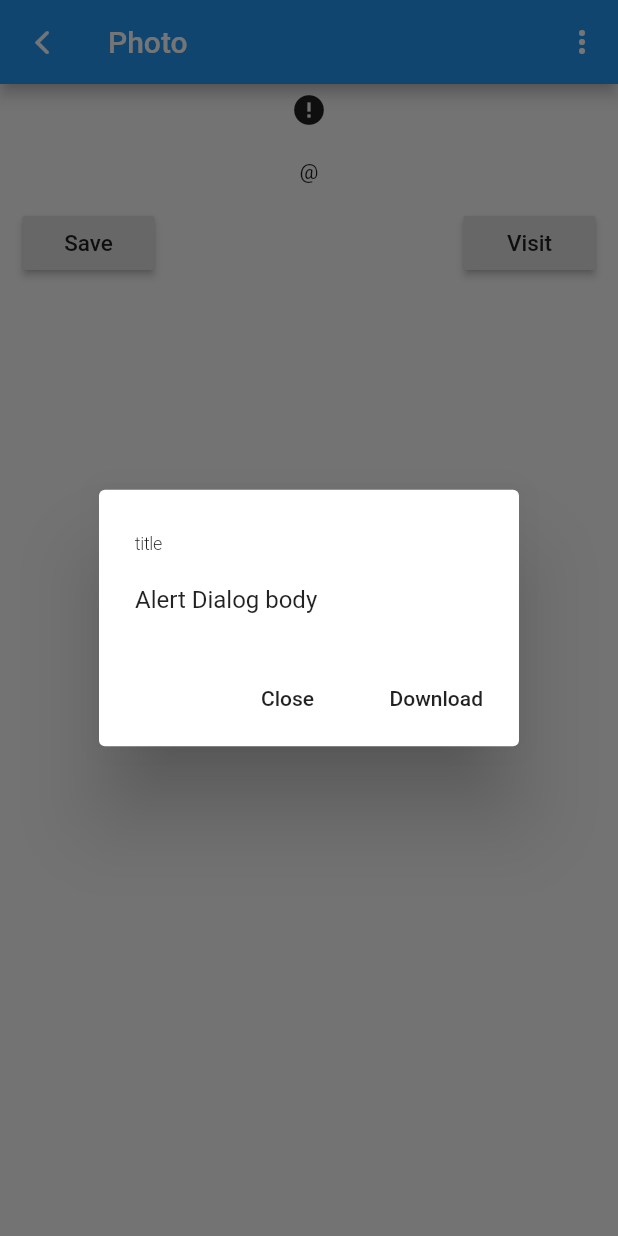
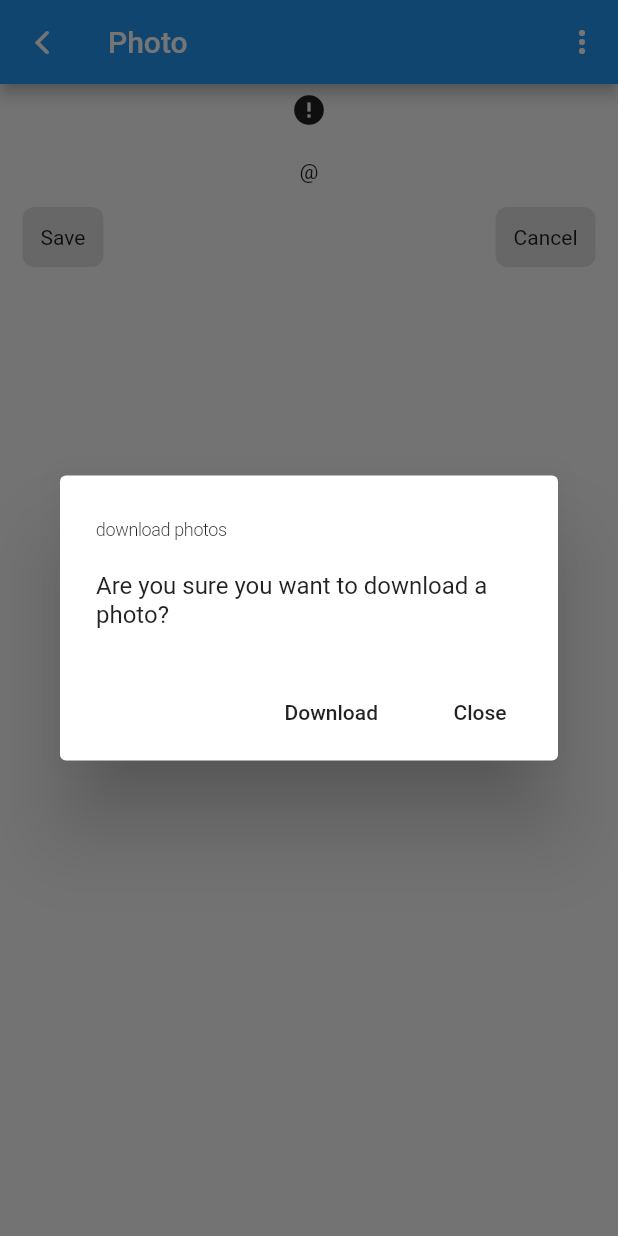
Before and after one commit to nazip/skill_branch_flutter, a Flutter app: the FullScreenImage screen opened directly with empty values, after a tap on "Save", on a phone screen of 412 x 824 dp. Run offline on Flutter 3.47's test engine with Material 2 defaults, Android fonts, the phone set to English and light mode, and no system bars; drawn by our look-alikes of cached_network_image; our stand-ins replace connectivity; network calls fail.

Commit message:
module14 not work

```diff
--- a/lib/screens/photo_screen.dart
+++ b/lib/screens/photo_screen.dart
@@ -76,25 +76,26 @@ class FullScreenImage extends StatelessWidget {
       Text(this.altDescription == null ? '' : this.altDescription),
       Padding(
         padding: const EdgeInsets.only(left: 15, right: 15),
-        child: GestureDetector(
         child: Row(children: [
-            MyButton(
-                'Save',
-                () => showDialog(
+          // MyButton('Save', () => Navigator.pop(context)),
+
+          GestureDetector(
+            onTap: () => showDialog(
               context: context,
               builder: (BuildContext context) {
                 return AlertDialog(
-                          title: new Text("title"),
-                          content: new Text("Alert Dialog body"),
+                  title: new Text("download photos"),
+                  content:
+                      new Text("Are you sure you want to download a photo?"),
                   actions: <Widget>[
                     new FlatButton(
-                              child: new Text("Close"),
+                      child: new Text("Download"),
                       onPressed: () {
                         Navigator.of(context).pop();
                       },
                     ),
                     new FlatButton(
-                              child: new Text("Download"),
+                      child: new Text("Close"),
                       onPressed: () {
                         Navigator.of(context).pop();
                       },
@@ -102,14 +103,45 @@ class FullScreenImage extends StatelessWidget {
                   ],
                 );
               },
-                    )),
-            MyButton('Visit', () => debugPrint("Visit")),
+            ),
+            child: Container(
+              padding: EdgeInsets.all(12.0),
+              decoration: BoxDecoration(
+                color: Theme.of(context).buttonColor,
+                borderRadius: BorderRadius.circular(8.0),
+              ),
+              child: Text("Save"),
+            ),
+          ),
+          MyButton('Cancel', () => Navigator.pop(context)),
         ], mainAxisAlignment: MainAxisAlignment.spaceBetween),
-        ),
       )
     ]));
   }
 }
+
+// class MyButton extends StatelessWidget {
+//   const MyButton(String text, Function onPress, {Key key})
+//       : this.text = text,
+//         this.onPress = onPress,
+//         super(key: key);
+
+//   final String text;
+//   final Function onPress;
+
+//   @override
+//   Widget build(BuildContext context) {
+//     return Container(
+//       child: Container(
+//         child: RaisedButton(
+//           onPressed: this.onPress,
+//           child: Text(this.text, style: TextStyle(fontSize: 15)),
+//         ),
+//         decoration: BoxDecoration(borderRadius: BorderRadius.circular(25)),
+//       ),
+//     );
+//   }
+// }
 
 class MyButton extends StatelessWidget {
   const MyButton(String text, Function onPress, {Key key})
@@ -122,13 +154,15 @@ class MyButton extends StatelessWidget {
 
   @override
   Widget build(BuildContext context) {
-    return Container(
+    return GestureDetector(
+      onTap: onPress,
       child: Container(
-        child: RaisedButton(
-          onPressed: this.onPress,
-          child: Text(this.text, style: TextStyle(fontSize: 15)),
+        padding: EdgeInsets.all(12.0),
+        decoration: BoxDecoration(
+          color: Theme.of(context).buttonColor,
+          borderRadius: BorderRadius.circular(8.0),
         ),
-        decoration: BoxDecoration(borderRadius: BorderRadius.circular(25)),
+        child: Text(text),
       ),
     );
   }
```
Also changed, not shown: lib/main.dart (+1 -8 lines). Lines whose indentation alone changed are shown as unchanged.
